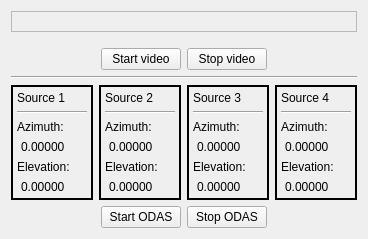
Qt form src/app/gui/odas_live.ui (introlab/rendezvous) before a commit.
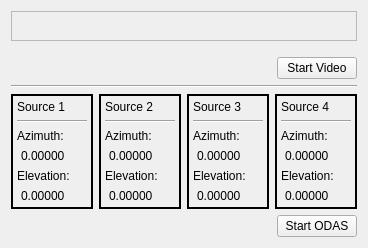
The same form after that commit.

Commit message:
RDV-162 : bugfix, changed UI, exception handling for videoprocessor and odaslive (#16)
* bugfix, changed UI, exception handling for videoprocessor and odaslive

* unused import removed

Diff of the .ui file:
```diff
--- a/src/app/gui/odas_live.ui
+++ b/src/app/gui/odas_live.ui
@@ -7,7 +7,7 @@
     <x>0</x>
     <y>0</y>
     <width>368</width>
-    <height>239</height>
+    <height>248</height>
    </rect>
   </property>
   <layout class="QGridLayout" name="gridLayout">
@@ -70,20 +70,6 @@
          </property>
         </spacer>
        </item>
-       <item>
-        <widget class="QPushButton" name="btnStartVideo">
-         <property name="text">
-          <string>Start video</string>
-         </property>
-        </widget>
-       </item>
-       <item>
-        <widget class="QPushButton" name="btnStopVideo">
-         <property name="text">
-          <string>Stop video</string>
-         </property>
-        </widget>
-       </item>
        <item>
         <spacer name="horizontalSpacer_4">
          <property name="orientation">
@@ -97,6 +83,13 @@
          </property>
         </spacer>
        </item>
+       <item>
+        <widget class="QPushButton" name="btnStartStopVideo">
+         <property name="text">
+          <string>Start Video</string>
+         </property>
+        </widget>
+       </item>
       </layout>
      </item>
      <item>
@@ -435,20 +428,6 @@
          </property>
         </spacer>
        </item>
-       <item>
-        <widget class="QPushButton" name="btnStartOdas">
-         <property name="text">
-          <string>Start ODAS</string>
-         </property>
-        </widget>
-       </item>
-       <item>
-        <widget class="QPushButton" name="btnStopOdas">
-         <property name="text">
-          <string>Stop ODAS</string>
-         </property>
-        </widget>
-       </item>
        <item>
         <spacer name="horizontalSpacer_2">
          <property name="orientation">
@@ -462,6 +441,16 @@
          </property>
         </spacer>
        </item>
+       <item>
+        <widget class="QPushButton" name="btnStartStopOdas">
+         <property name="toolTip">
+          <string/>
+         </property>
+         <property name="text">
+          <string>Start ODAS</string>
+         </property>
+        </widget>
+       </item>
       </layout>
      </item>
     </layout>
```
Left out of the diff: 3 changed lines with no effect on the pictures. The commit also changes 3 other files.
